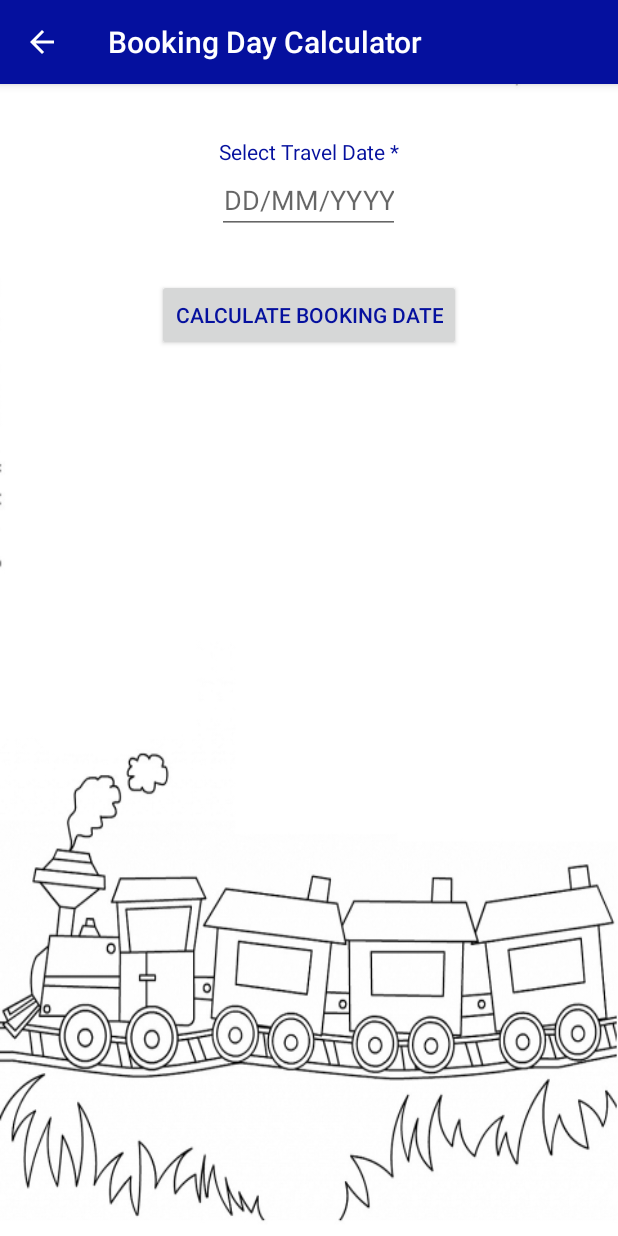
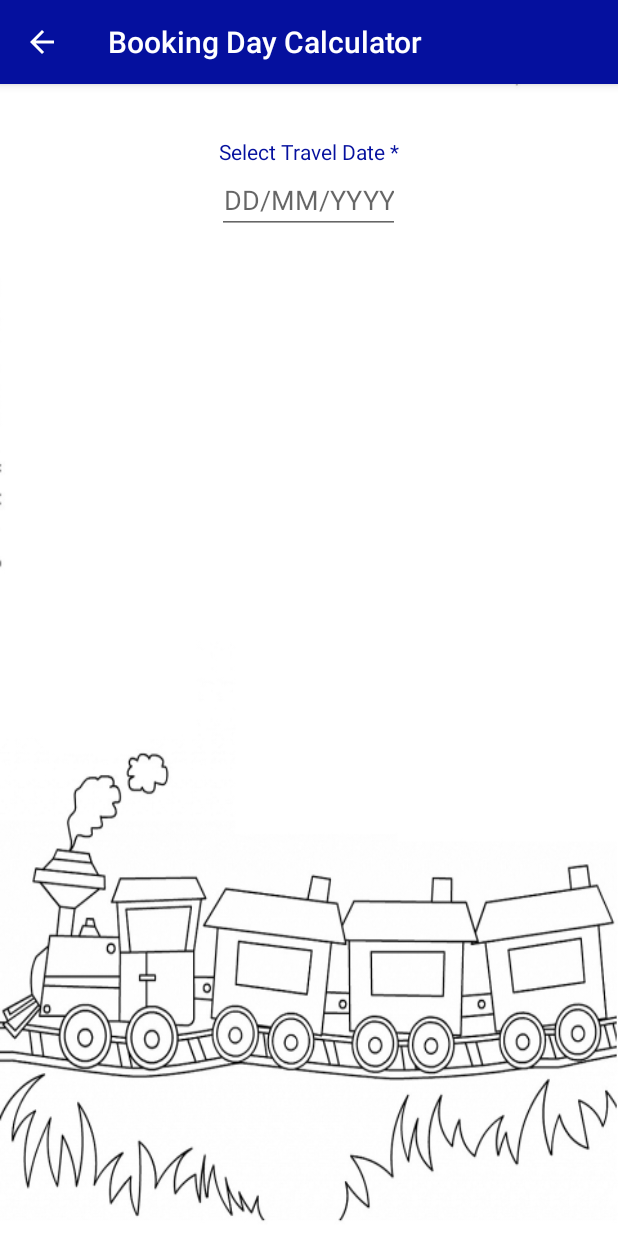
Before and after one commit to agniraj09/irctc-booking-reminder, an Android app: the BookingDayCalculatorActivity screen opened directly, with no data from a screen before it, on a phone screen of 412 x 824 dp. Run offline under Robolectric (Android 15) with nearby library versions, the phone set to English and light mode, and no system bars; our stand-ins replace AdMob.

Commit message:
Booking Day Calculator Design Changes

```diff
--- /dev/null
+++ b/app/src/main/res/drawable/result_textview.xml
@@ -0,0 +1,9 @@
+<?xml version="1.0" encoding="utf-8"?>
+<shape xmlns:android="http://schemas.android.com/apk/res/android"
+    android:shape="rectangle">
+    <solid android:color="@color/resultTextBG" />
+    <stroke
+        android:width="1.5dp"
+        android:color="@color/resultTextBorder" />
+    <corners android:radius="13dp"/>
+</shape>
--- a/app/src/main/res/layout/activity_booking_calulator.xml
+++ b/app/src/main/res/layout/activity_booking_calulator.xml
@@ -31,27 +31,17 @@
         android:onClick="showDatePickerDialogOnButtonClick"
         android:textAlignment="center" />
 
-    <Button
-        android:id="@+id/calculate_booking_date"
-        android:layout_width="wrap_content"
-        android:layout_height="wrap_content"
-        android:layout_below="@id/bc_traveldate"
-        android:layout_centerHorizontal="true"
-        android:layout_marginTop="30dp"
-        android:onClick="calculateBookingDate"
-        android:textColor="@color/labelcolor"
-        android:text="@string/calculate_booking_date" />
-
     <TextView
         android:id="@+id/bc_result_textview"
         android:layout_width="wrap_content"
         android:layout_height="wrap_content"
-        android:layout_below="@id/calculate_booking_date"
+        android:layout_alignParentTop="true"
         android:layout_centerHorizontal="true"
-        android:paddingTop="25dp"
-        android:textSize="20sp"
+        android:layout_marginTop="130dp"
+        android:padding="15dp"
         android:textAlignment="center"
-        android:textColor="@color/resultText" />
+        android:textColor="@color/resultText"
+        android:textSize="16sp" />
 
     <com.google.android.gms.ads.AdView xmlns:ads="http://schemas.android.com/apk/res-auto"
         android:id="@+id/adView"
--- a/app/src/main/res/values/colors.xml
+++ b/app/src/main/res/values/colors.xml
@@ -7,6 +7,8 @@
     <color name="homescreenmenu">#ffffff</color>
     <color name="labelcolor">#05109e</color>
     <color name="resultText">#f1000508</color>
+    <color name="resultTextBG">#edf7f6f3</color>
+    <color name="resultTextBorder">#f19e9992</color>
     <color name="createbutton">#af992a</color>
     <color name="year">#999999</color>
     <color name="title">#222222</color>
```
Also changed, not shown: app/src/main/java/com/arc/agni/irctcbookingreminder/activities/BookingDayCalculatorActivity.java (+21 -6 lines).
